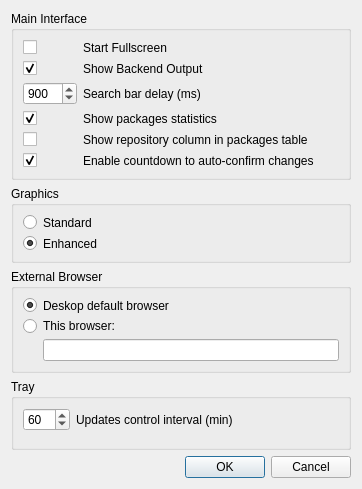
Qt form Qt/AppSet-Qt/options.ui (svn2github/appset) before a commit.
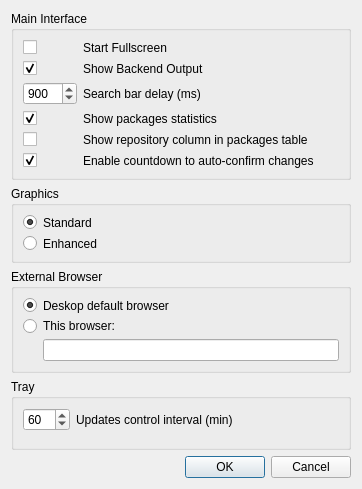
The same form after that commit.

The edit to the form file:
```diff
--- a/Qt/AppSet-Qt/options.ui
+++ b/Qt/AppSet-Qt/options.ui
@@ -248,6 +248,9 @@
         <property name="text">
          <string/>
         </property>
+        <property name="checked">
+         <bool>true</bool>
+        </property>
        </widget>
       </item>
       <item row="1" column="0">
@@ -256,7 +259,7 @@
          <string/>
         </property>
         <property name="checked">
-         <bool>true</bool>
+         <bool>false</bool>
         </property>
        </widget>
       </item>
```
